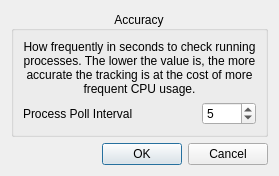
Above: src/core/options.ui from kik4444/simple-process-tracker before the change. Below: the same form after it.
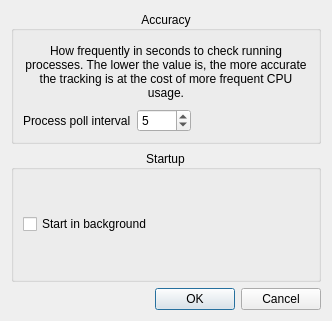
That is the form after the change. Icons and pictures are not drawn.

Commit message: Added option to start in background

```diff
--- a/src/core/options.ui
+++ b/src/core/options.ui
@@ -9,8 +9,8 @@
    <rect>
     <x>0</x>
     <y>0</y>
-    <width>279</width>
-    <height>176</height>
+    <width>332</width>
+    <height>321</height>
    </rect>
   </property>
   <property name="windowTitle">
@@ -48,23 +48,10 @@
         <item>
          <widget class="QLabel" name="label">
           <property name="text">
-           <string>Process Poll Interval</string>
+           <string>Process poll interval</string>
           </property>
          </widget>
         </item>
-        <item>
-         <spacer name="horizontalSpacer">
-          <property name="orientation">
-           <enum>Qt::Horizontal</enum>
-          </property>
-          <property name="sizeHint" stdset="0">
-           <size>
-            <width>40</width>
-            <height>20</height>
-           </size>
-          </property>
-         </spacer>
-        </item>
         <item>
          <widget class="QSpinBox" name="processPollIntervalSpinBox">
           <property name="cursor">
@@ -81,11 +68,59 @@
           </property>
          </widget>
         </item>
+        <item>
+         <spacer name="horizontalSpacer">
+          <property name="orientation">
+           <enum>Qt::Horizontal</enum>
+          </property>
+          <property name="sizeHint" stdset="0">
+           <size>
+            <width>40</width>
+            <height>20</height>
+           </size>
+          </property>
+         </spacer>
+        </item>
        </layout>
       </item>
      </layout>
     </widget>
    </item>
+   <item>
+    <widget class="QGroupBox" name="groupBox_2">
+     <property name="title">
+      <string>Startup</string>
+     </property>
+     <property name="alignment">
+      <set>Qt::AlignCenter</set>
+     </property>
+     <property name="checkable">
+      <bool>false</bool>
+     </property>
+     <layout class="QHBoxLayout" name="horizontalLayout_2">
+      <item>
+       <widget class="QCheckBox" name="startInBackgroundCheckBox">
+        <property name="text">
+         <string>Start in background</string>
+        </property>
+       </widget>
+      </item>
+      <item>
+       <spacer name="horizontalSpacer_2">
+        <property name="orientation">
+         <enum>Qt::Horizontal</enum>
+        </property>
+        <property name="sizeHint" stdset="0">
+         <size>
+          <width>40</width>
+          <height>20</height>
+         </size>
+        </property>
+       </spacer>
+      </item>
+     </layout>
+    </widget>
+   </item>
    <item>
     <widget class="QDialogButtonBox" name="confirmBox">
      <property name="cursor">
```
The commit also changes 4 other files.
